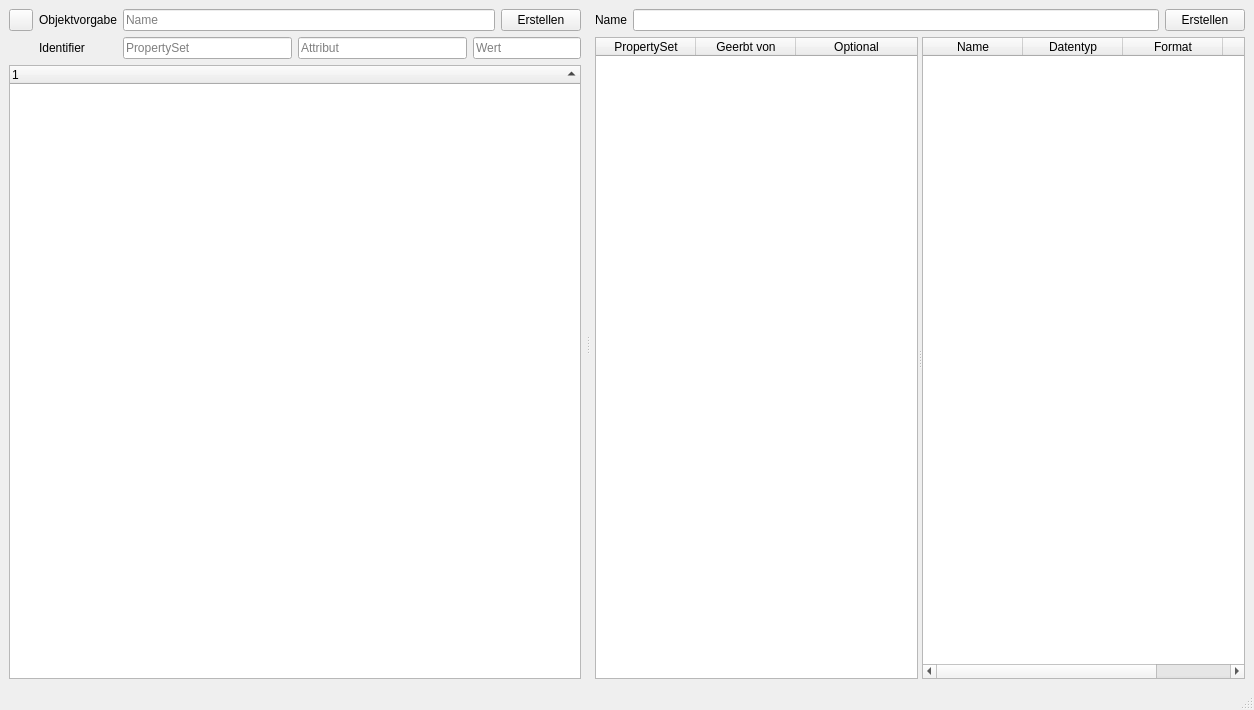
The window that som_gui/module/main_window/qt/MainWindow.ui (c-mellueh/SOM-Toolkit) describes before a commit, drawn with Qt 5.
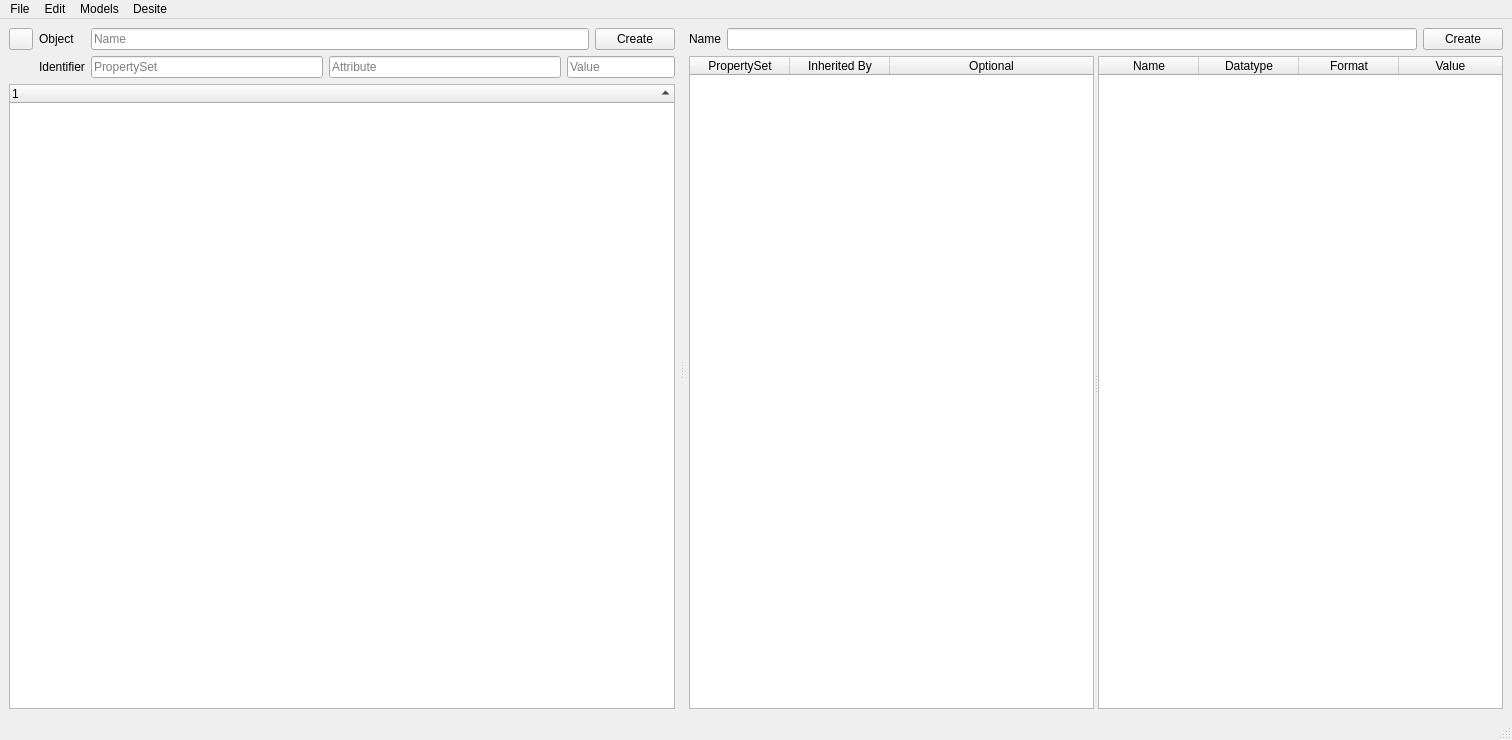
The same window after the commit. Custom widgets are drawn as their Qt base class.

Commit message: fix Translation for AttributeImport

Diff of the .ui file:
```diff
--- a/som_gui/module/main_window/qt/MainWindow.ui
+++ b/som_gui/module/main_window/qt/MainWindow.ui
@@ -6,8 +6,8 @@
    <rect>
     <x>0</x>
     <y>0</y>
-    <width>1254</width>
-    <height>710</height>
+       <width>1512</width>
+       <height>740</height>
    </rect>
   </property>
   <property name="minimumSize">
@@ -36,7 +36,7 @@
           <item row="0" column="5">
            <widget class="QPushButton" name="button_objects_add">
             <property name="text">
-             <string>Erstellen</string>
+                <string>Create</string>
             </property>
             <property name="autoDefault">
              <bool>true</bool>
@@ -112,7 +112,7 @@
              <number>1</number>
             </property>
             <property name="text">
-             <string>Objektvorgabe</string>
+                <string>Object</string>
             </property>
            </widget>
           </item>
@@ -134,7 +134,7 @@
              <enum>QLineEdit::Normal</enum>
             </property>
             <property name="placeholderText">
-             <string>Attribut</string>
+                <string>Attribute</string>
             </property>
             <property name="cursorMoveStyle">
              <enum>Qt::LogicalMoveStyle</enum>
@@ -175,7 +175,10 @@
           <item row="1" column="4" colspan="2">
            <widget class="QLineEdit" name="lineEdit_ident_value">
             <property name="toolTip">
-             <string>&lt;html&gt;&lt;head/&gt;&lt;body&gt;&lt;p&gt;Wert des Identifier Attributes&lt;/p&gt;&lt;p&gt;Dieser Wert darf nur einmal vorkommen.&lt;/p&gt;&lt;/body&gt;&lt;/html&gt;</string>
+                <string>Needs to be unique!</string>
+            </property>
+               <property name="text">
+                   <string/>
             </property>
             <property name="frame">
              <bool>true</bool>
@@ -184,7 +187,7 @@
              <enum>QLineEdit::Normal</enum>
             </property>
             <property name="placeholderText">
-             <string>Wert</string>
+                <string>Value</string>
             </property>
            </widget>
           </item>
@@ -235,6 +238,11 @@
           <attribute name="headerShowSortIndicator" stdset="0">
            <bool>true</bool>
           </attribute>
+             <column>
+                 <property name="text">
+                     <string notr="true">1</string>
+                 </property>
+             </column>
          </widget>
         </item>
        </layout>
@@ -284,7 +292,7 @@
              </sizepolicy>
             </property>
             <property name="text">
-             <string>Erstellen</string>
+                <string>Create</string>
             </property>
             <property name="autoDefault">
              <bool>true</bool>
@@ -348,7 +356,7 @@
            </column>
            <column>
             <property name="text">
-             <string>Geerbt von</string>
+                <string>Inherited By</string>
             </property>
            </column>
            <column>
@@ -377,7 +385,7 @@
            </column>
            <column>
             <property name="text">
-             <string>Datentyp</string>
+                <string>Datatype</string>
             </property>
            </column>
            <column>
@@ -387,7 +395,7 @@
            </column>
            <column>
             <property name="text">
-             <string>Wert</string>
+                <string>Value</string>
             </property>
            </column>
           </widget>
@@ -404,13 +412,38 @@
     <rect>
      <x>0</x>
      <y>0</y>
-     <width>1254</width>
-     <height>22</height>
+        <width>1512</width>
+        <height>33</height>
     </rect>
    </property>
+      <widget class="QMenu" name="menuFile">
+          <property name="title">
+              <string>File</string>
+          </property>
+          <addaction name="actionExport"/>
+      </widget>
+      <widget class="QMenu" name="menuEdit">
+          <property name="title">
+              <string>Edit</string>
+          </property>
+      </widget>
+      <widget class="QMenu" name="menuDesite">
+          <property name="title">
+              <string>Desite</string>
+          </property>
+      </widget>
+      <widget class="QMenu" name="menuModels">
+          <property name="title">
+              <string>Models</string>
+          </property>
+      </widget>
+      <addaction name="menuFile"/>
+      <addaction name="menuEdit"/>
+      <addaction name="menuModels"/>
+      <addaction name="menuDesite"/>
   </widget>
-  <widget class="QStatusBar" name="statusbar"/>
-  <action name="action_file_new">
+     <widget class="QStatusBar" name="statusbar"/>
+     <action name="actionExport">
    <property name="text">
     <string>Neu</string>
    </property>
```
Left out of the diff: 232 changed lines with no effect on the pictures. The commit also changes 9 other files.
